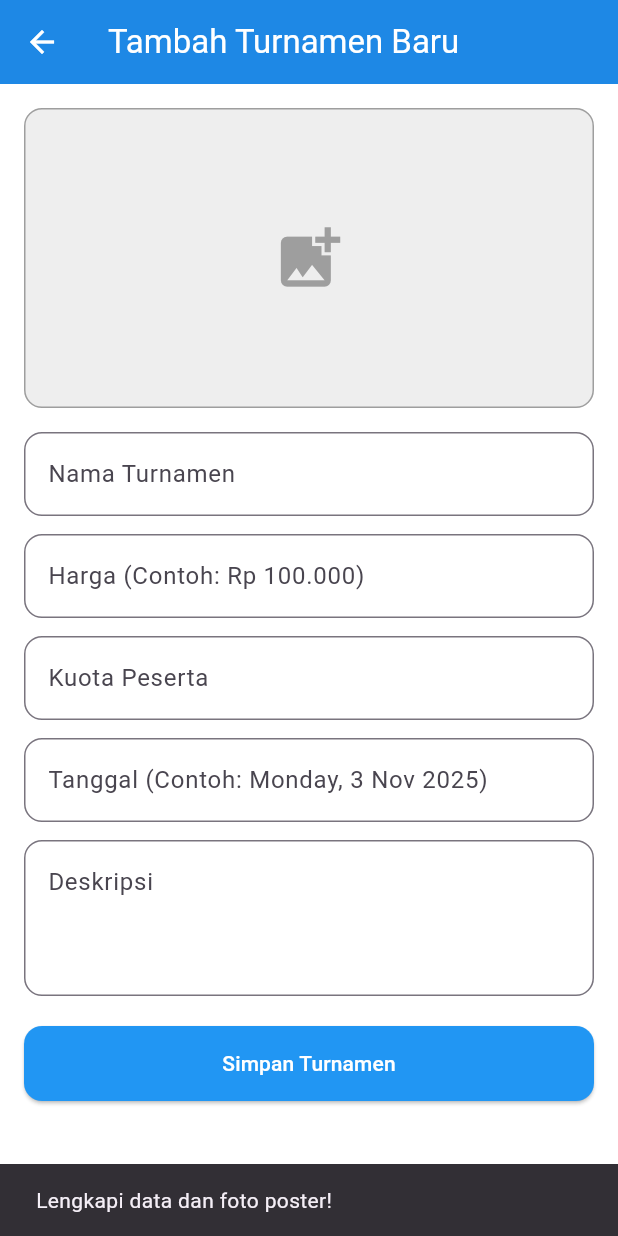
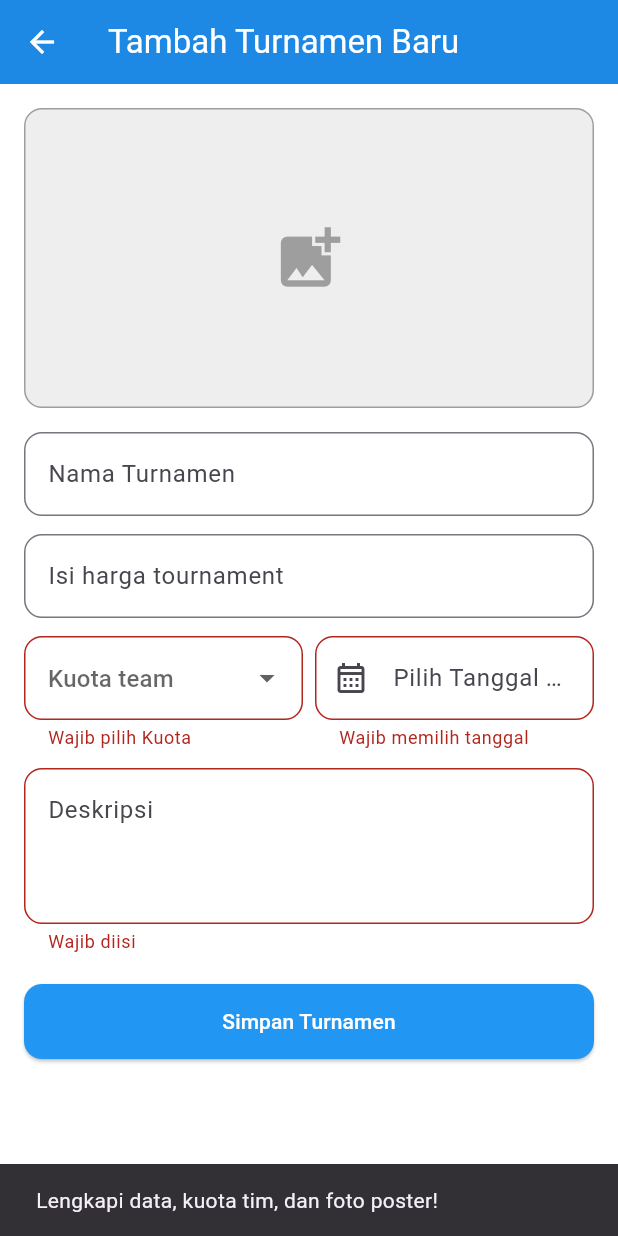
Before and after one commit to SkayFive/kelompok7_AplikasiPencarianLapanganFutsal, a Flutter app: the AddTournamentScreen screen opened directly, after a tap on "Simpan Turnamen", on a phone screen of 412 x 824 dp. Run offline on Flutter 3.47's test engine with Material 3 defaults, Android fonts, the phone set to English and light mode, and no system bars; our stand-ins replace cloud_firestore, firebase_auth, firebase_core, geolocator, google_sign_in, image_picker and 2 more; missing offline and left inert: encrypt; accounts and stored records are empty; generated files the repository leaves out were written again.

Commit message:
Memperbaiki logika daftar tim, mengubah add event
kalau kuota tim sudah penuh maka user lain tidak bis daftar

```diff
--- a/ProjectPAB2/app_lapangan_futsal/lib/screen/add_event_screen.dart
+++ b/ProjectPAB2/app_lapangan_futsal/lib/screen/add_event_screen.dart
@@ -1,8 +1,10 @@
+import 'dart:async';
 import 'dart:convert';
-// import 'package:_flutterfire_internals/_flutterfire_internals.dart';
+import 'package:flutter/services.dart';
 import 'package:flutter/material.dart';
 import 'package:image_picker/image_picker.dart';
 import 'package:cloud_firestore/cloud_firestore.dart';
+import 'package:intl/intl.dart';
 
 class AddTournamentScreen extends StatefulWidget {
   const AddTournamentScreen({super.key});
@@ -17,13 +19,56 @@ class _AddTournamentScreenState extends State<AddTournamentScreen> {
   // Controllers
   final _titleController = TextEditingController();
   final _priceController = TextEditingController();
-  final _quotaController = TextEditingController();
   final _dateController = TextEditingController();
   final _descriptionController = TextEditingController();
+
+  // variabel baru tempat menampung pilihan kuota resmi (menggantikan quotaController)
+  int? _selectedQuota;
+
+  // Daftar kuota standar turnament futsal
+  final List<int> _quotaOptions = [2, 3, 4, 8, 16, 32, 64];
 
   String? _base64Image;
   bool _isLoading = false;
   final ImagePicker _picker = ImagePicker();
+
+  @override
+  void dispose() {
+    _titleController.dispose();
+    _priceController.dispose();
+    _dateController.dispose();
+    _descriptionController.dispose();
+    super.dispose();
+  }
+
+  // fungsi digunakan untuk membuka kalender (Date picker)
+  Future<void> _selectDate(BuildContext context) async {
+    final DateTime? picked = await showDatePicker(
+      context: context,
+      initialDate: DateTime.now(),
+      firstDate: DateTime.now(),
+      lastDate: DateTime(2100),
+      builder: (context, child) {
+        return Theme(
+          data: Theme.of(context).copyWith(
+            colorScheme: ColorScheme.light(
+              primary: Colors.blue.shade700,
+              onPrimary: Colors.white,
+              onSurface: Colors.black,
+            ),
+          ),
+          child: child!,
+        );
+      },
+    );
+
+    if (picked != null) {
+      setState(() {
+        // format tanggal '12 nov 2026'
+        _dateController.text = DateFormat('d MMM yyyy').format(picked);
+      });
+    }
+  }
 
   Future<void> _pickImage() async {
     final pickedFile = await _picker.pickImage(
@@ -38,9 +83,13 @@ class _AddTournamentScreenState extends State<AddTournamentScreen> {
   }
 
   Future<void> _saveTournament() async {
-    if (!_formKey.currentState!.validate() || _base64Image == null) {
+    if (!_formKey.currentState!.validate() ||
+        _base64Image == null ||
+        _selectedQuota == null) {
       ScaffoldMessenger.of(context).showSnackBar(
-        const SnackBar(content: Text('Lengkapi data dan foto poster!')),
+        const SnackBar(
+          content: Text('Lengkapi data, kuota tim, dan foto poster!'),
+        ),
       );
       return;
     }
@@ -50,8 +99,9 @@ class _AddTournamentScreenState extends State<AddTournamentScreen> {
     try {
       await FirebaseFirestore.instance.collection('tournaments').add({
         'title': _titleController.text.trim(),
-        'price': _priceController.text.trim(),
-        'quota': int.tryParse(_quotaController.text) ?? 0,
+        'price': 'Rp ${_priceController.text.trim()}',
+        // kuota yang dipilih dari Dropdown
+        'quota': _selectedQuota,
         'joined': 0, // Default awal
         'date': _dateController.text.trim(),
         'description': _descriptionController.text.trim(),
@@ -101,7 +151,11 @@ class _AddTournamentScreenState extends State<AddTournamentScreen> {
                                 base64Decode(_base64Image!),
                                 fit: BoxFit.cover,
                               )
-                            : const Icon(Icons.add_photo_alternate, size: 50, color: Colors.grey,),
+                            : const Icon(
+                                Icons.add_photo_alternate,
+                                size: 50,
+                                color: Colors.grey,
+                              ),
                       ),
                     ),
                     const SizedBox(height: 16),
@@ -127,8 +181,13 @@ class _AddTournamentScreenState extends State<AddTournamentScreen> {
                     TextFormField(
                       controller: _priceController,
                       cursorColor: Colors.blue,
+                      keyboardType: TextInputType.number,
+                      inputFormatters: [
+                        FilteringTextInputFormatter.digitsOnly,
+                        RupiahInputFormatter(),
+                      ],
                       decoration: InputDecoration(
-                        hintText: 'Harga (Contoh: Rp 100.000)',
+                        hintText: 'Isi harga tournament',
                         border: OutlineInputBorder(
                           borderRadius: BorderRadius.circular(12),
                         ),
@@ -143,11 +202,13 @@ class _AddTournamentScreenState extends State<AddTournamentScreen> {
                     ),
                     const SizedBox(height: 12),
 
-                    TextFormField(
-                      controller: _quotaController,
-                      cursorColor: Colors.blue,
+                    Row(
+                      children: [
+                        Expanded(
+                          child: DropdownButtonFormField<int>(
+                            value: _selectedQuota,
                             decoration: InputDecoration(
-                        hintText: 'Kuota Peserta',
+                              hintText: 'Kuota team',
                               border: OutlineInputBorder(
                                 borderRadius: BorderRadius.circular(12),
                               ),
@@ -159,15 +220,34 @@ class _AddTournamentScreenState extends State<AddTournamentScreen> {
                                 ),
                               ),
                             ),
-                      keyboardType: TextInputType.number,
+                            items: _quotaOptions.map((int quota) {
+                              return DropdownMenuItem<int>(
+                                value: quota,
+                                child: Text('$quota Team'),
+                              );
+                            }).toList(),
+                            onChanged: (int? newValue) {
+                              setState(() {
+                                _selectedQuota = newValue;
+                              });
+                            },
+                            validator: (value) =>
+                                value == null ? 'Wajib pilih Kuota' : null,
                           ),
-                    const SizedBox(height: 12),
+                        ),
 
-                    TextFormField(
+                        const SizedBox(width: 8),
+
+                        Expanded(
+                          child: TextFormField(
                             controller: _dateController,
+                            readOnly: true, // Buat agar form tidak bisa diklik
                             cursorColor: Colors.blue,
+                            onTap: () =>
+                                _selectDate(context), // panggil fungsi kalender
                             decoration: InputDecoration(
-                        hintText: 'Tanggal (Contoh: Monday, 3 Nov 2025)',
+                              prefixIcon: Icon(Icons.calendar_month_outlined),
+                              hintText: 'Pilih Tanggal Turnament',
                               border: OutlineInputBorder(
                                 borderRadius: BorderRadius.circular(12),
                               ),
@@ -179,6 +259,11 @@ class _AddTournamentScreenState extends State<AddTournamentScreen> {
                                 ),
                               ),
                             ),
+                            validator: (value) =>
+                                value!.isEmpty ? 'Wajib memilih tanggal' : null,
+                          ),
+                        ),
+                      ],
                     ),
                     const SizedBox(height: 12),
 
@@ -199,6 +284,8 @@ class _AddTournamentScreenState extends State<AddTournamentScreen> {
                         ),
                       ),
                       maxLines: 3,
+                      validator: (value) =>
+                          value!.isEmpty ? 'Wajib diisi' : null,
                     ),
                     const SizedBox(height: 20),
 
@@ -211,7 +298,10 @@ class _AddTournamentScreenState extends State<AddTournamentScreen> {
                         ),
                       ),
                       onPressed: _saveTournament,
-                      child: const Text('Simpan Turnamen', style: TextStyle(color: Colors.white),),
+                      child: const Text(
+                        'Simpan Turnamen',
+                        style: TextStyle(color: Colors.white),
+                      ),
                     ),
                   ],
                 ),
@@ -220,3 +310,31 @@ class _AddTournamentScreenState extends State<AddTournamentScreen> {
     );
   }
 }
+
+// Formatter khusus untuk membuat titik otomatis pada harga
+class RupiahInputFormatter extends TextInputFormatter {
+  @override
+  TextEditingValue formatEditUpdate(
+    TextEditingValue oldValue,
+    TextEditingValue newValue,
+  ) {
+    if (newValue.text.isEmpty) {
+      return newValue.copyWith(text: '');
+    }
+
+    // Bersihkan titik lama
+    String cleanedText = newValue.text.replaceAll('.', '');
+
+    // Pola regex
+    RegExp reg = RegExp(r'(\d{1,3})(?=(\d{3})+(?!\d))');
+    String newText = cleanedText.replaceAllMapped(
+      reg,
+      (Match match) => '${match[1]}.',
+    );
+
+    return newValue.copyWith(
+      text: newText,
+      selection: TextSelection.collapsed(offset: newText.length),
+    );
+  }
+}
--- a/ProjectPAB2/app_lapangan_futsal/lib/screen/first_page.dart
+++ b/ProjectPAB2/app_lapangan_futsal/lib/screen/first_page.dart
@@ -44,7 +44,7 @@ class _FirstPageState extends State<FirstPage> {
                   Colors.transparent,
                   Colors.black.withOpacity(0.76),
                   Colors.black.withOpacity(0.96),
-                  Colors.black.withOpacity(1.00)
+                  Colors.black.withOpacity(1.00),
                 ],
                 stops: [0.00, 0.35, 0.99, 1.00],
               ),
@@ -140,7 +140,6 @@ class _FirstPageState extends State<FirstPage> {
                             ),
                           ),
                           const SizedBox(height: 40),
-
                         ],
                       ),
                     ),
```
Also changed, not shown: ProjectPAB2/app_lapangan_futsal/lib/widget/tournament_card.dart (+18 -2 lines). Lines whose indentation alone changed are shown as unchanged.
